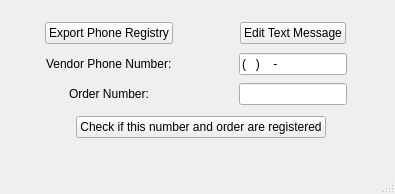
This is UI Design/MainGUI.ui in paul-rl/Plato-s-Closet-Serverless as Qt 5 draws it before an edit. The edited form follows.
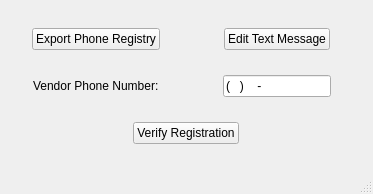
This is the edited form.

```diff
--- a/UI Design/MainGUI.ui
+++ b/UI Design/MainGUI.ui
@@ -6,7 +6,7 @@
    <rect>
     <x>0</x>
     <y>0</y>
-    <width>395</width>
+    <width>373</width>
     <height>194</height>
    </rect>
   </property>
@@ -14,15 +14,8 @@
    <string>MainWindow</string>
   </property>
   <widget class="QWidget" name="centralwidget">
-   <widget class="QWidget" name="verticalLayoutWidget">
-    <property name="geometry">
-     <rect>
-      <x>20</x>
-      <y>20</y>
-      <width>362</width>
-      <height>121</height>
-     </rect>
-    </property>
+   <layout class="QHBoxLayout" name="horizontalLayout">
+    <item>
     <layout class="QVBoxLayout" name="verticalLayout">
      <item>
       <layout class="QHBoxLayout" name="adminButtonsLayout">
@@ -66,29 +59,16 @@
        </item>
       </layout>
      </item>
-     <item>
-      <layout class="QHBoxLayout" name="horizontalLayout">
-       <item alignment="Qt::AlignHCenter|Qt::AlignVCenter">
-        <widget class="QLabel" name="orderNoLabel">
-         <property name="text">
-          <string>Order Number:</string>
-         </property>
-        </widget>
-       </item>
-       <item alignment="Qt::AlignHCenter|Qt::AlignVCenter">
-        <widget class="QLineEdit" name="orderNoInput"/>
-       </item>
-      </layout>
-     </item>
      <item alignment="Qt::AlignHCenter|Qt::AlignVCenter">
       <widget class="QPushButton" name="submitButton">
        <property name="text">
-        <string>Check if this number and order are registered</string>
+         <string>Verify Registration</string>
        </property>
       </widget>
      </item>
     </layout>
-   </widget>
+    </item>
+   </layout>
   </widget>
   <widget class="QMenuBar" name="menubar">
    <property name="geometry">
```
Left out of the diff: 2 changed lines with no effect on the pictures. Lines whose indentation alone changed are shown as unchanged.
